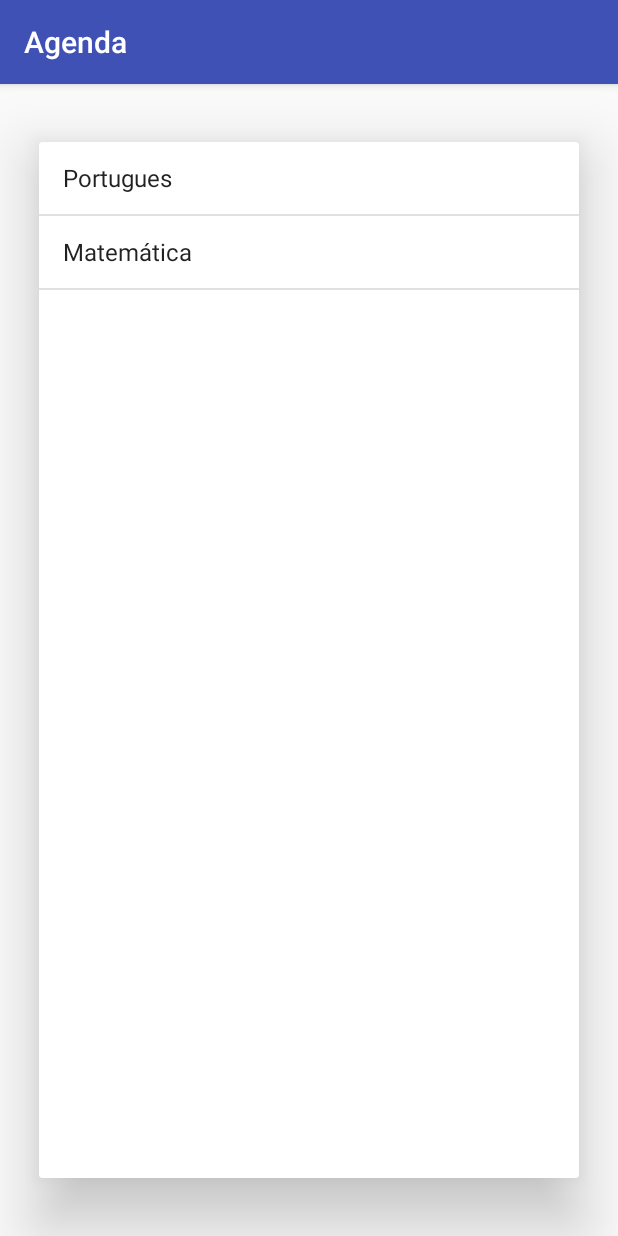
After one commit to ricardoaruiz/alura-android-agenda, an Android app: the ListaProvasFragment screen opened directly, with no data from a screen before it, on a phone screen of 412 x 824 dp. The commit adds this screen. Run offline under Robolectric (Android 15) with nearby library versions, the phone set to English and light mode, and no system bars.

Commit message:
02. Reaproveitando telas com Fragment - 03. Usando o Fragment

```diff
--- a/app/src/main/AndroidManifest.xml
+++ b/app/src/main/AndroidManifest.xml
@@ -31,7 +31,8 @@
         </receiver>
 
         <activity android:name=".ProvasActivity" />
-        <activity android:name=".DetalhesProvaActivity"></activity>
+        <activity android:name=".DetalhesProvaActivity" />
+        <activity android:name=".ProvasTabletActivity"></activity>
     </application>
 
 </manifest>
--- a/app/src/main/java/br/com/rar/agenda/ProvasActivity.java
+++ b/app/src/main/java/br/com/rar/agenda/ProvasActivity.java
@@ -1,6 +1,8 @@
 package br.com.rar.agenda;
 
 import android.content.Intent;
+import android.support.v4.app.FragmentManager;
+import android.support.v4.app.FragmentTransaction;
 import android.support.v7.app.AppCompatActivity;
 import android.os.Bundle;
 import android.view.View;
@@ -12,6 +14,7 @@ import android.widget.Toast;
 import java.util.Arrays;
 import java.util.List;
 
+import br.com.rar.agenda.fragment.ListaProvasFragment;
 import br.com.rar.agenda.modelo.Prova;
 
 public class ProvasActivity extends AppCompatActivity {
@@ -21,28 +24,10 @@ public class ProvasActivity extends AppCompatActivity {
         super.onCreate(savedInstanceState);
         setContentView(R.layout.activity_provas);
 
-        List<String> topicoPort = Arrays.asList("sujeito", "pronome", "verbo");
-        Prova provaPortugues = new Prova("Portugues", "01/02/2017", topicoPort);
-
-        List<String> topicoMat = Arrays.asList("equação de segundo grau", "trigonometria");
-        Prova provaMatematica = new Prova("Matemática", "10/02/2017", topicoMat);
-
-        List<Prova> provas = Arrays.asList(provaPortugues, provaMatematica);
-
-        ArrayAdapter<Prova> provaAdapter = new ArrayAdapter<Prova>(this, android.R.layout.simple_list_item_1, provas);
-        ListView listaProvas = (ListView) findViewById(R.id.lista_provas);
-        listaProvas.setAdapter(provaAdapter);
-
-        listaProvas.setOnItemClickListener(new AdapterView.OnItemClickListener() {
-            @Override
-            public void onItemClick(AdapterView<?> parent, View view, int position, long id) {
-                Prova prova = (Prova) parent.getItemAtPosition(position);
-                Intent irParaDetalhesProva = new Intent(ProvasActivity.this, DetalhesProvaActivity.class);
-                irParaDetalhesProva.putExtra("prova", prova);
-                startActivity(irParaDetalhesProva);
-                Toast.makeText(ProvasActivity.this, "Clicou em " + prova.getMateria(), Toast.LENGTH_SHORT).show();
-            }
-        });
+        FragmentManager fragmentManager = getSupportFragmentManager();
+        FragmentTransaction tx = fragmentManager.beginTransaction();
+        tx.replace(R.id.frame_principal, new ListaProvasFragment());
+        tx.commit();
 
     }
 }
--- /dev/null
+++ b/app/src/main/java/br/com/rar/agenda/fragment/ListaProvasFragment.java
@@ -0,0 +1,60 @@
+package br.com.rar.agenda.fragment;
+
+import android.content.Intent;
+import android.os.Bundle;
+import android.support.annotation.Nullable;
+import android.support.v4.app.Fragment;
+import android.view.LayoutInflater;
+import android.view.View;
+import android.view.ViewGroup;
+import android.widget.AdapterView;
+import android.widget.ArrayAdapter;
+import android.widget.ListView;
+import android.widget.Toast;
+
+import java.util.Arrays;
+import java.util.List;
+
+import br.com.rar.agenda.DetalhesProvaActivity;
+import br.com.rar.agenda.ProvasActivity;
+import br.com.rar.agenda.R;
+import br.com.rar.agenda.modelo.Prova;
+
+/**
+ * Created by ralmendro on 1/9/17.
+ */
+
+public class ListaProvasFragment extends Fragment {
+
+    @Nullable
+    @Override
+    public View onCreateView(LayoutInflater inflater, @Nullable ViewGroup container, @Nullable Bundle savedInstanceState) {
+
+        View view = inflater.inflate(R.layout.fragment_lista_provas, container, false);
+
+        List<String> topicoPort = Arrays.asList("sujeito", "pronome", "verbo");
+        Prova provaPortugues = new Prova("Portugues", "01/02/2017", topicoPort);
+
+        List<String> topicoMat = Arrays.asList("equação de segundo grau", "trigonometria");
+        Prova provaMatematica = new Prova("Matemática", "10/02/2017", topicoMat);
+
+        List<Prova> provas = Arrays.asList(provaPortugues, provaMatematica);
+
+        ArrayAdapter<Prova> provaAdapter = new ArrayAdapter<Prova>(getContext(), android.R.layout.simple_list_item_1, provas);
+        ListView listaProvas = (ListView) view.findViewById(R.id.lista_provas);
+        listaProvas.setAdapter(provaAdapter);
+
+        listaProvas.setOnItemClickListener(new AdapterView.OnItemClickListener() {
+            @Override
+            public void onItemClick(AdapterView<?> parent, View view, int position, long id) {
+                Prova prova = (Prova) parent.getItemAtPosition(position);
+                Intent irParaDetalhesProva = new Intent(getContext(), DetalhesProvaActivity.class);
+                irParaDetalhesProva.putExtra("prova", prova);
+                startActivity(irParaDetalhesProva);
+                Toast.makeText(getContext(), "Clicou em " + prova.getMateria(), Toast.LENGTH_SHORT).show();
+            }
+        });
+
+        return view;
+    }
+}
--- a/app/src/main/res/layout/activity_provas.xml
+++ b/app/src/main/res/layout/activity_provas.xml
@@ -1,15 +1,9 @@
 <?xml version="1.0" encoding="utf-8"?>
-<android.support.v7.widget.CardView xmlns:android="http://schemas.android.com/apk/res/android"
-    xmlns:app="http://schemas.android.com/apk/res-auto"
-    android:id="@+id/activity_provas"
+<FrameLayout
+    xmlns:android="http://schemas.android.com/apk/res/android"
+    android:id="@+id/frame_principal"
     android:layout_width="match_parent"
-    android:layout_height="match_parent"
-    app:cardElevation="25dp"
-    app:cardUseCompatPadding="true">
+    android:layout_height="match_parent">
 
-    <ListView
-        android:id="@+id/lista_provas"
-        android:layout_width="match_parent"
-        android:layout_height="match_parent"/>
 
-</android.support.v7.widget.CardView>
+</FrameLayout>
--- /dev/null
+++ b/app/src/main/res/layout/fragment_lista_provas.xml
@@ -0,0 +1,15 @@
+<?xml version="1.0" encoding="utf-8"?>
+<android.support.v7.widget.CardView xmlns:android="http://schemas.android.com/apk/res/android"
+    xmlns:app="http://schemas.android.com/apk/res-auto"
+    android:id="@+id/activity_provas"
+    android:layout_width="match_parent"
+    android:layout_height="match_parent"
+    app:cardElevation="25dp"
+    app:cardUseCompatPadding="true">
+
+    <ListView
+        android:id="@+id/lista_provas"
+        android:layout_width="match_parent"
+        android:layout_height="match_parent"/>
+
+</android.support.v7.widget.CardView>
```
Also changed, not shown: app/src/main/java/br/com/rar/agenda/ProvasTabletActivity.java (added, +13 -0 lines), app/src/main/res/layout/activity_provas_tablet.xml (added, +22 -0 lines).
